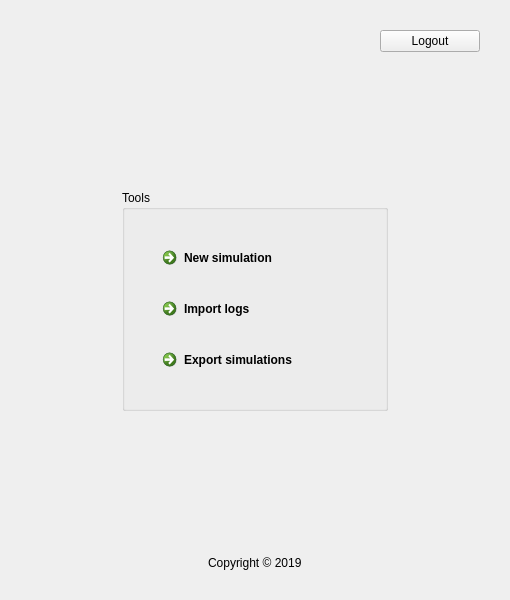
Qt form discharger/discharger/discharger/WgtMain.ui (AdamStalica/discharger) before a commit.
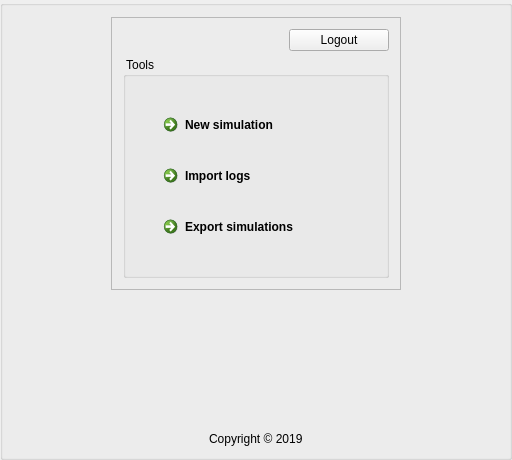
The same form after that commit.

Commit message: backend & testingClass for serial port. Embedded: dac class completed

Patch:
```diff
--- a/discharger/discharger/discharger/WgtMain.ui
+++ b/discharger/discharger/discharger/WgtMain.ui
@@ -6,8 +6,8 @@
    <rect>
     <x>0</x>
     <y>0</y>
-    <width>510</width>
-    <height>600</height>
+    <width>512</width>
+    <height>460</height>
    </rect>
   </property>
   <property name="sizePolicy">
@@ -19,20 +19,56 @@
   <property name="windowTitle">
    <string>WgtMain</string>
   </property>
+  <layout class="QVBoxLayout" name="verticalLayout_4">
+   <property name="spacing">
+    <number>0</number>
+   </property>
+   <property name="leftMargin">
+    <number>0</number>
+   </property>
+   <property name="topMargin">
+    <number>0</number>
+   </property>
+   <property name="rightMargin">
+    <number>0</number>
+   </property>
+   <property name="bottomMargin">
+    <number>0</number>
+   </property>
+   <item>
+    <widget class="QGroupBox" name="groupBox_2">
+     <property name="minimumSize">
+      <size>
+       <width>512</width>
+       <height>0</height>
+      </size>
+     </property>
+     <property name="maximumSize">
+      <size>
+       <width>512</width>
+       <height>16777215</height>
+      </size>
+     </property>
+     <property name="title">
+      <string/>
+     </property>
+     <layout class="QVBoxLayout" name="verticalLayout_3">
+      <item alignment="Qt::AlignHCenter|Qt::AlignVCenter">
+       <widget class="QFrame" name="frame">
+        <property name="sizePolicy">
+         <sizepolicy hsizetype="Maximum" vsizetype="Maximum">
+          <horstretch>0</horstretch>
+          <verstretch>0</verstretch>
+         </sizepolicy>
+        </property>
+        <property name="frameShape">
+         <enum>QFrame::StyledPanel</enum>
+        </property>
+        <property name="frameShadow">
+         <enum>QFrame::Raised</enum>
+        </property>
   <layout class="QVBoxLayout" name="verticalLayout_2">
-   <property name="leftMargin">
-    <number>30</number>
-   </property>
-   <property name="topMargin">
-    <number>30</number>
-   </property>
-   <property name="rightMargin">
-    <number>30</number>
-   </property>
-   <property name="bottomMargin">
-    <number>30</number>
-   </property>
-   <item alignment="Qt::AlignRight|Qt::AlignTop">
+         <item alignment="Qt::AlignRight">
     <widget class="QPushButton" name="logout_btn">
      <property name="sizePolicy">
       <sizepolicy hsizetype="Maximum" vsizetype="Fixed">
@@ -51,7 +87,7 @@
      </property>
     </widget>
    </item>
-   <item alignment="Qt::AlignHCenter|Qt::AlignVCenter">
+         <item>
     <widget class="QGroupBox" name="groupBox">
      <property name="sizePolicy">
       <sizepolicy hsizetype="Maximum" vsizetype="Maximum">
@@ -60,7 +96,7 @@
       </sizepolicy>
      </property>
      <property name="title">
-      <string>Tools</string>
+            <string> Tools </string>
      </property>
      <layout class="QVBoxLayout" name="verticalLayout">
       <property name="spacing">
@@ -126,6 +162,9 @@
      </layout>
     </widget>
    </item>
+        </layout>
+       </widget>
+      </item>
    <item alignment="Qt::AlignHCenter|Qt::AlignBottom">
     <widget class="QLabel" name="label">
      <property name="sizePolicy">
@@ -137,6 +176,9 @@
      <property name="text">
       <string>Copyright © 2019</string>
      </property>
+       </widget>
+      </item>
+     </layout>
     </widget>
    </item>
   </layout>
```
Lines whose indentation alone changed are shown as unchanged. The commit also changes 44 other files.
